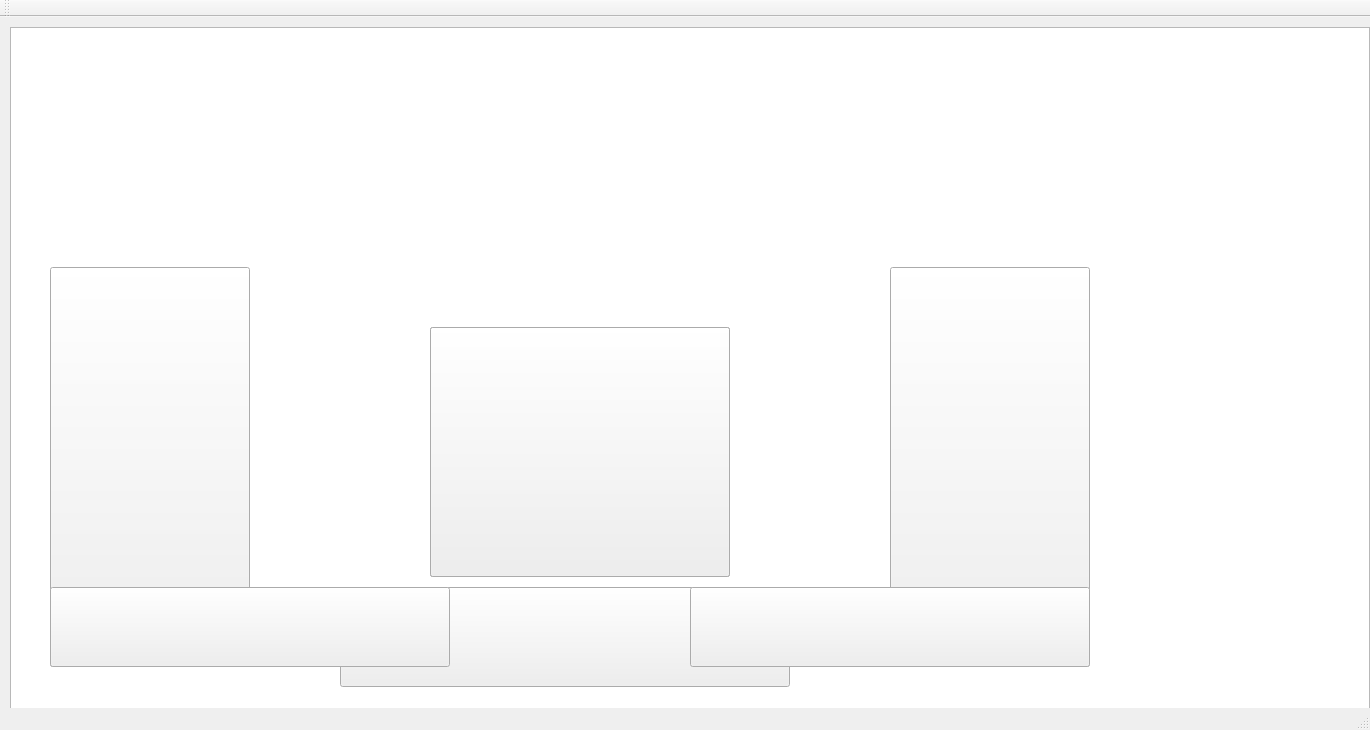
First picture: the form in Rhythm_Game/Rhythm_Game/rhythm_game.ui, repository Robolover/Capstone, before the edit.
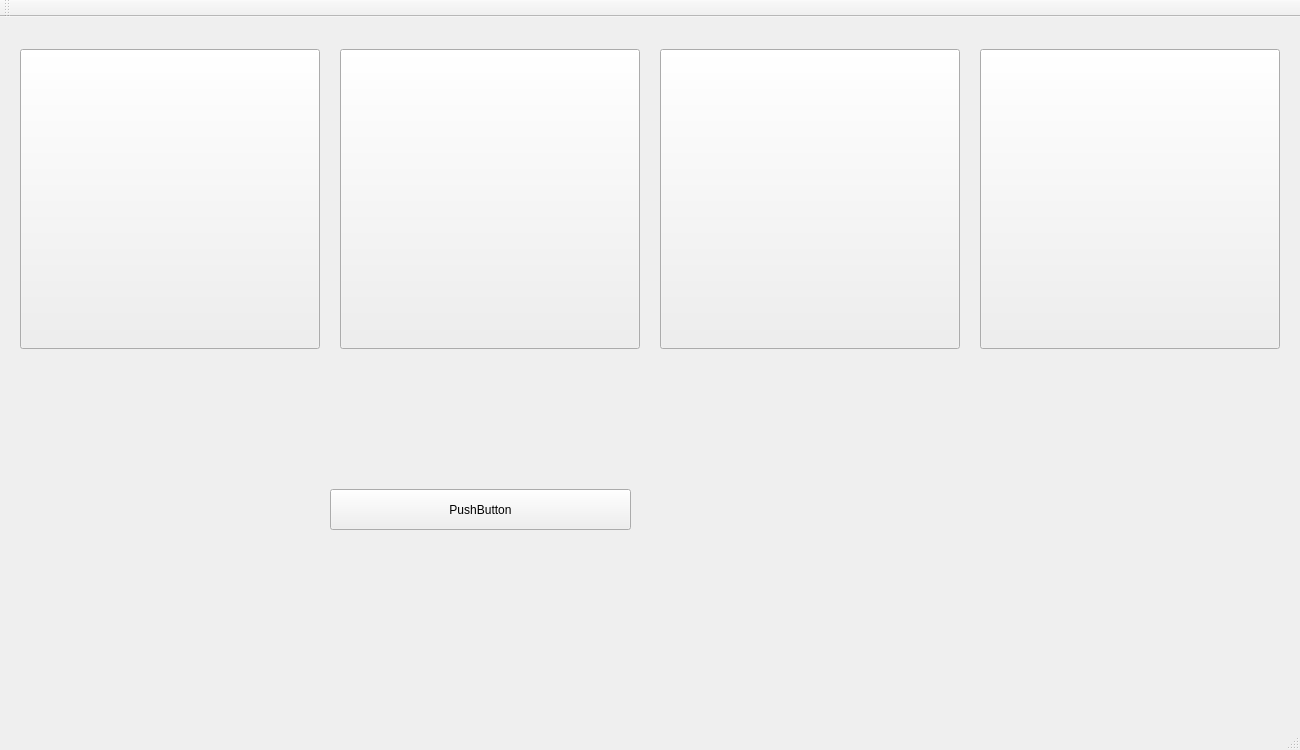
Second picture: the form after the edit. Icons and pictures are not drawn.

Commit message: modified with qStackedWidget

Patch:
```diff
--- a/Rhythm_Game/Rhythm_Game/rhythm_game.ui
+++ b/Rhythm_Game/Rhythm_Game/rhythm_game.ui
@@ -6,19 +6,32 @@
    <rect>
     <x>0</x>
     <y>0</y>
-    <width>1370</width>
-    <height>730</height>
+    <width>1300</width>
+    <height>750</height>
    </rect>
   </property>
   <property name="windowTitle">
    <string>Rhythm_Game</string>
   </property>
   <widget class="QWidget" name="centralWidget">
+   <widget class="QStackedWidget" name="stacked_widget">
+    <property name="geometry">
+     <rect>
+      <x>0</x>
+      <y>12</y>
+      <width>1280</width>
+      <height>720</height>
+     </rect>
+    </property>
+    <property name="currentIndex">
+     <number>3</number>
+    </property>
+    <widget class="QWidget" name="main_widget">
    <widget class="QPushButton" name="start_button">
     <property name="geometry">
      <rect>
       <x>50</x>
-      <y>570</y>
+        <y>600</y>
       <width>400</width>
       <height>80</height>
      </rect>
@@ -30,24 +43,11 @@
      <string/>
     </property>
    </widget>
-   <widget class="QLabel" name="camera">
+     <widget class="QPushButton" name="quit_button">
     <property name="geometry">
      <rect>
-      <x>10</x>
-      <y>10</y>
-      <width>1280</width>
-      <height>720</height>
-     </rect>
-    </property>
-    <property name="text">
-     <string/>
-    </property>
-   </widget>
-   <widget class="QPushButton" name="exit_button">
-    <property name="geometry">
-     <rect>
-      <x>690</x>
-      <y>570</y>
+        <x>850</x>
+        <y>600</y>
       <width>400</width>
       <height>80</height>
      </rect>
@@ -59,37 +59,35 @@
      <string/>
     </property>
    </widget>
-   <widget class="QPushButton" name="stage_1">
+     <widget class="QLabel" name="camera">
     <property name="geometry">
      <rect>
-      <x>430</x>
-      <y>310</y>
-      <width>300</width>
-      <height>250</height>
-     </rect>
-    </property>
-    <property name="styleSheet">
-     <string notr="true">background-image: url(C:\image/stage1.png);</string>
-    </property>
+        <x>0</x>
+        <y>12</y>
+        <width>1280</width>
+        <height>720</height>
+       </rect>
+      </property>
     <property name="text">
      <string/>
     </property>
    </widget>
+     <zorder>camera</zorder>
+     <zorder>start_button</zorder>
+     <zorder>quit_button</zorder>
+    </widget>
+    <widget class="QWidget" name="stage_widget">
    <widget class="QPushButton" name="left_button">
     <property name="geometry">
      <rect>
       <x>50</x>
-      <y>250</y>
-      <width>200</width>
+        <y>280</y>
+        <width>151</width>
       <height>400</height>
      </rect>
     </property>
     <property name="styleSheet">
-     <string notr="true">background-image: url(C:\image/leftButtonBasic.png) 3 10 3 10;
-border-top: 3px transparent;
-border-bottom: 3px transparent; 
-border-right: 10px transparent;
-border-left: 10px transparent;</string>
+       <string notr="true">background-image: url(C:\image/leftButtonBasic.png);</string>
     </property>
     <property name="text">
      <string/>
@@ -98,21 +96,30 @@
    <widget class="QPushButton" name="right_button">
     <property name="geometry">
      <rect>
-      <x>890</x>
-      <y>250</y>
-      <width>200</width>
+        <x>1090</x>
+        <y>280</y>
+        <width>150</width>
       <height>400</height>
      </rect>
     </property>
-    <property name="contextMenuPolicy">
-     <enum>Qt::DefaultContextMenu</enum>
-    </property>
+      <property name="styleSheet">
+       <string notr="true">background-image: url(C:\image/rightButtonBasic.png);</string>
+      </property>
+      <property name="text">
+       <string/>
+      </property>
+     </widget>
+     <widget class="QPushButton" name="stage_1">
+      <property name="geometry">
+       <rect>
+        <x>520</x>
+        <y>350</y>
+        <width>300</width>
+        <height>250</height>
+       </rect>
+      </property>
     <property name="styleSheet">
-     <string notr="true">background-image: url(C:\image/rightButtonBasic.png) 3 10 3 10;
-border-top: 3px transparent;
-border-bottom: 3px transparent; 
-border-right: 10px transparent;
-border-left: 10px transparent;</string>
+       <string notr="true">background-image: url(C:\image/stage1.png);</string>
     </property>
     <property name="text">
      <string/>
@@ -121,8 +128,8 @@
    <widget class="QPushButton" name="stage_2">
     <property name="geometry">
      <rect>
-      <x>430</x>
-      <y>310</y>
+        <x>520</x>
+        <y>350</y>
       <width>300</width>
       <height>250</height>
      </rect>
@@ -137,8 +144,8 @@
    <widget class="QPushButton" name="stage_3">
     <property name="geometry">
      <rect>
-      <x>430</x>
-      <y>310</y>
+        <x>520</x>
+        <y>350</y>
       <width>300</width>
       <height>250</height>
      </rect>
@@ -150,42 +157,237 @@
      <string/>
     </property>
    </widget>
-   <widget class="QGraphicsView" name="video">
+     <widget class="QLabel" name="camera_2">
     <property name="geometry">
      <rect>
-      <x>10</x>
-      <y>10</y>
-      <width>1360</width>
+        <x>0</x>
+        <y>12</y>
+        <width>1280</width>
       <height>720</height>
      </rect>
     </property>
-   </widget>
-   <widget class="QPushButton" name="main_button">
-    <property name="geometry">
-     <rect>
-      <x>340</x>
-      <y>570</y>
-      <width>450</width>
-      <height>100</height>
-     </rect>
-    </property>
-    <property name="styleSheet">
-     <string notr="true">background-image: url(C:\image/mainButtonBasic.png);</string>
-    </property>
     <property name="text">
      <string/>
     </property>
    </widget>
-   <zorder>camera</zorder>
-   <zorder>video</zorder>
+     <zorder>camera_2</zorder>
+     <zorder>left_button</zorder>
    <zorder>right_button</zorder>
    <zorder>stage_1</zorder>
    <zorder>stage_2</zorder>
    <zorder>stage_3</zorder>
-   <zorder>left_button</zorder>
-   <zorder>main_button</zorder>
-   <zorder>exit_button</zorder>
-   <zorder>start_button</zorder>
+    </widget>
+    <widget class="QWidget" name="video_widget">
+     <widget class="QGraphicsView" name="video">
+      <property name="geometry">
+       <rect>
+        <x>0</x>
+        <y>12</y>
+        <width>1280</width>
+        <height>720</height>
+       </rect>
+      </property>
+     </widget>
+     <widget class="QPushButton" name="next_button">
+      <property name="geometry">
+       <rect>
+        <x>1170</x>
+        <y>620</y>
+        <width>60</width>
+        <height>60</height>
+       </rect>
+      </property>
+      <property name="styleSheet">
+       <string notr="true">background-image: url(C:\image/next_button.png);</string>
+      </property>
+      <property name="text">
+       <string/>
+      </property>
+     </widget>
+    </widget>
+    <widget class="QWidget" name="play_widget">
+     <widget class="QPushButton" name="apple">
+      <property name="geometry">
+       <rect>
+        <x>20</x>
+        <y>20</y>
+        <width>300</width>
+        <height>300</height>
+       </rect>
+      </property>
+      <property name="styleSheet">
+       <string notr="true">background-image : url(C:\image/apple.png)</string>
+      </property>
+      <property name="text">
+       <string/>
+      </property>
+     </widget>
+     <widget class="QPushButton" name="bus">
+      <property name="geometry">
+       <rect>
+        <x>340</x>
+        <y>20</y>
+        <width>300</width>
+        <height>300</height>
+       </rect>
+      </property>
+      <property name="styleSheet">
+       <string notr="true">background-image : url(C:\image/bus.png)</string>
+      </property>
+      <property name="text">
+       <string/>
+      </property>
+     </widget>
+     <widget class="QPushButton" name="cat">
+      <property name="geometry">
+       <rect>
+        <x>660</x>
+        <y>20</y>
+        <width>300</width>
+        <height>300</height>
+       </rect>
+      </property>
+      <property name="styleSheet">
+       <string notr="true">background-image : url(C:\image/cat.png)</string>
+      </property>
+      <property name="text">
+       <string/>
+      </property>
+     </widget>
+     <widget class="QPushButton" name="duck">
+      <property name="geometry">
+       <rect>
+        <x>980</x>
+        <y>20</y>
+        <width>300</width>
+        <height>300</height>
+       </rect>
+      </property>
+      <property name="styleSheet">
+       <string notr="true">background-image : url(C:\image/duck.png)</string>
+      </property>
+      <property name="text">
+       <string/>
+      </property>
+     </widget>
+     <widget class="QLabel" name="camera_3">
+      <property name="geometry">
+       <rect>
+        <x>0</x>
+        <y>12</y>
+        <width>1280</width>
+        <height>720</height>
+       </rect>
+      </property>
+      <property name="text">
+       <string/>
+      </property>
+     </widget>
+     <widget class="QPushButton" name="pushButton">
+      <property name="geometry">
+       <rect>
+        <x>330</x>
+        <y>460</y>
+        <width>301</width>
+        <height>41</height>
+       </rect>
+      </property>
+      <property name="text">
+       <string>PushButton</string>
+      </property>
+     </widget>
+     <zorder>camera_3</zorder>
+     <zorder>apple</zorder>
+     <zorder>bus</zorder>
+     <zorder>cat</zorder>
+     <zorder>duck</zorder>
+     <zorder>pushButton</zorder>
+    </widget>
+    <widget class="QWidget" name="result_widget">
+     <widget class="QLabel" name="great">
+      <property name="geometry">
+       <rect>
+        <x>140</x>
+        <y>60</y>
+        <width>500</width>
+        <height>600</height>
+       </rect>
+      </property>
+      <property name="styleSheet">
+       <string notr="true">background-image : url(C:\image/great.png)</string>
+      </property>
+      <property name="text">
+       <string/>
+      </property>
+     </widget>
+     <widget class="QLabel" name="fail">
+      <property name="geometry">
+       <rect>
+        <x>140</x>
+        <y>60</y>
+        <width>500</width>
+        <height>600</height>
+       </rect>
+      </property>
+      <property name="styleSheet">
+       <string notr="true">background-image : url(C:\image/fail.png)</string>
+      </property>
+      <property name="text">
+       <string/>
+      </property>
+     </widget>
+     <widget class="QPushButton" name="return_main">
+      <property name="geometry">
+       <rect>
+        <x>720</x>
+        <y>260</y>
+        <width>450</width>
+        <height>100</height>
+       </rect>
+      </property>
+      <property name="styleSheet">
+       <string notr="true">background-image : url(C:\image/mainButtonBasic.png)</string>
+      </property>
+      <property name="text">
+       <string/>
+      </property>
+     </widget>
+     <widget class="QPushButton" name="quit_button_2">
+      <property name="geometry">
+       <rect>
+        <x>750</x>
+        <y>430</y>
+        <width>400</width>
+        <height>80</height>
+       </rect>
+      </property>
+      <property name="styleSheet">
+       <string notr="true">background-image : url(C:\image/quitButtonBasic.png)</string>
+      </property>
+      <property name="text">
+       <string/>
+      </property>
+     </widget>
+     <widget class="QLabel" name="camera_4">
+      <property name="geometry">
+       <rect>
+        <x>0</x>
+        <y>12</y>
+        <width>1280</width>
+        <height>720</height>
+       </rect>
+      </property>
+      <property name="text">
+       <string/>
+      </property>
+     </widget>
+     <zorder>camera_4</zorder>
+     <zorder>great</zorder>
+     <zorder>fail</zorder>
+     <zorder>return_main</zorder>
+     <zorder>quit_button_2</zorder>
+    </widget>
+   </widget>
   </widget>
   <widget class="QToolBar" name="mainToolBar">
    <attribute name="toolBarArea">
```
Left out of the diff: 123 changed lines with no effect on the pictures. Lines whose indentation alone changed are shown as unchanged. The commit also changes 18 other files.
